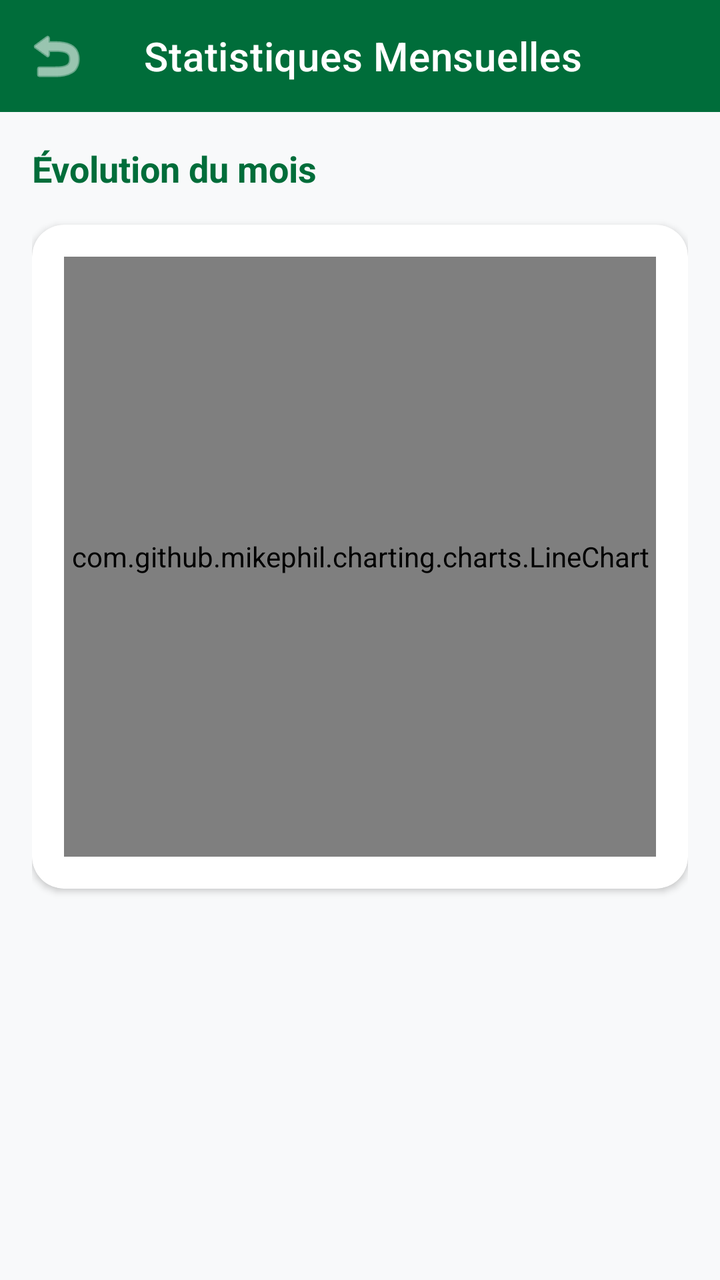
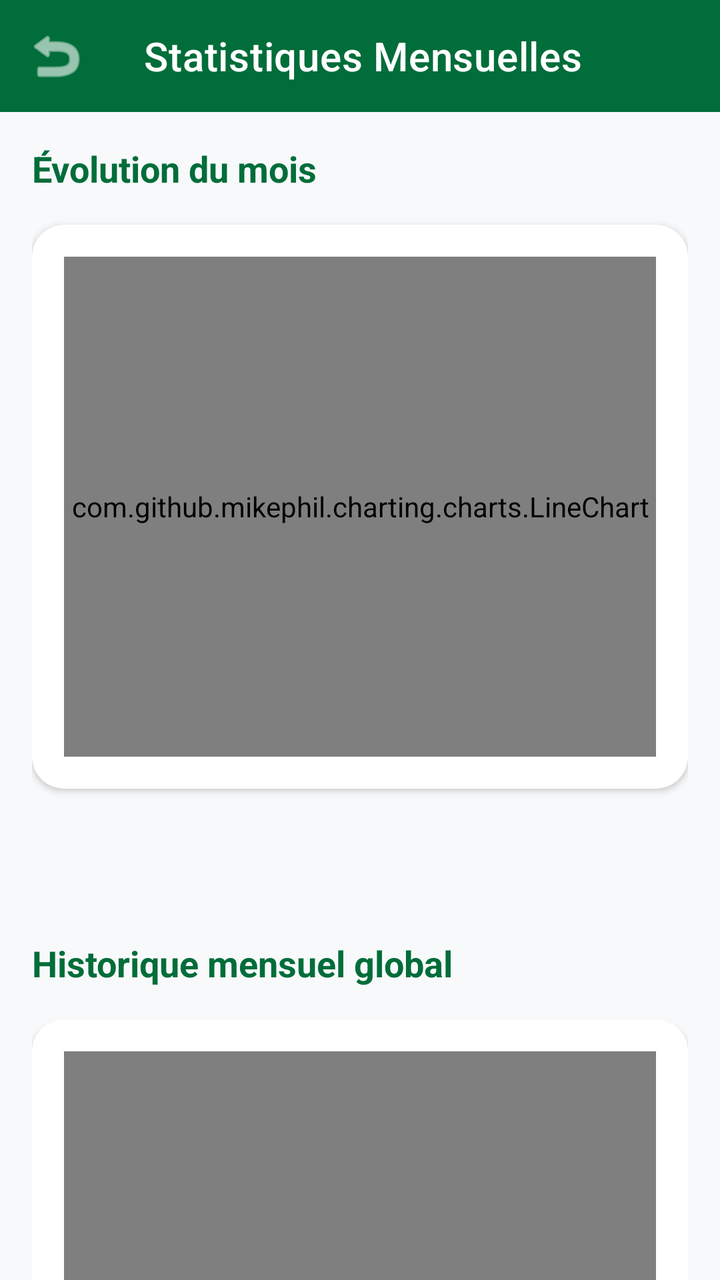

The first picture is an Android layout as it rendered before a commit; the second is the same layout after the commit. The layout source and the unified diff follow.
<!-- AndroidManifest.xml: application theme Theme.Poulailler_copilot -->
<!-- res/layout/activity_monthly_stats.xml -->
<?xml version="1.0" encoding="utf-8"?>
<LinearLayout xmlns:android="http://schemas.android.com/apk/res/android"
    xmlns:app="http://schemas.android.com/apk/res-auto"
    android:layout_width="match_parent"
    android:layout_height="match_parent"
    android:orientation="vertical"
    android:background="@color/background">

    <com.google.android.material.appbar.AppBarLayout
        android:layout_width="match_parent"
        android:layout_height="wrap_content"
        android:background="@color/primary">

        <com.google.android.material.appbar.MaterialToolbar
            android:id="@+id/toolbar"
            android:layout_width="match_parent"
            android:layout_height="?attr/actionBarSize"
            app:title="Statistiques Mensuelles"
            app:titleTextColor="@color/white"
            app:navigationIcon="@android:drawable/ic_menu_revert"
            app:navigationIconTint="@color/white" />
    </com.google.android.material.appbar.AppBarLayout>

    <androidx.core.widget.NestedScrollView
        android:layout_width="match_parent"
        android:layout_height="match_parent">

        <LinearLayout
            android:layout_width="match_parent"
            android:layout_height="wrap_content"
            android:orientation="vertical"
            android:padding="16dp">

            <TextView
                android:id="@+id/tvChartTitle"
                android:layout_width="wrap_content"
                android:layout_height="wrap_content"
                android:text="Évolution du mois"
                android:textColor="@color/primary"
                android:textSize="18sp"
                android:textStyle="bold" />

            <com.google.android.material.card.MaterialCardView
                android:layout_width="match_parent"
                android:layout_height="wrap_content"
                android:layout_marginTop="16dp"
                app:cardBackgroundColor="@color/surface"
                app:cardCornerRadius="16dp"
                app:cardElevation="2dp">

                <LinearLayout
                    android:layout_width="match_parent"
                    android:layout_height="wrap_content"
                    android:orientation="vertical"
                    android:padding="16dp">

                    <com.github.mikephil.charting.charts.LineChart
                        android:id="@+id/monthlyLineChart"
                        android:layout_width="match_parent"
                        android:layout_height="300dp" />

                    <com.github.mikephil.charting.charts.BarChart
                        android:id="@+id/monthlyBarChart"
                        android:layout_width="match_parent"
                        android:layout_height="300dp"
                        android:visibility="gone" />
                </LinearLayout>
            </com.google.android.material.card.MaterialCardView>

            <TextView
                android:id="@+id/tvStatsSummary"
                android:layout_width="match_parent"
                android:layout_height="wrap_content"
                android:layout_marginTop="24dp"
                android:textColor="@color/text_secondary"
                android:textSize="14sp"
                android:textStyle="bold" />

            <TextView
                android:id="@+id/tvTotalGeneral"
                android:layout_width="match_parent"
                android:layout_height="wrap_content"
                android:layout_marginTop="8dp"
                android:textColor="@color/text_primary"
                android:textSize="14sp"
                android:visibility="gone" />

            <TextView
                android:id="@+id/tvTotalAvailable"
                android:layout_width="match_parent"
                android:layout_height="wrap_content"
                android:layout_marginTop="8dp"
                android:textColor="@color/primary"
                android:textSize="14sp"
                android:textStyle="bold"
                android:visibility="gone" />

        </LinearLayout>
    </androidx.core.widget.NestedScrollView>
</LinearLayout>
<!-- resources referenced by this layout -->
<resources>
  <color name="background">@color/off_white</color>
  <color name="primary">#006D3A</color>
  <color name="surface">#FFFFFF</color>
  <color name="text_primary">#1C1B1F</color>
  <color name="text_secondary">#49454F</color>
  <color name="white">#FFFFFFFF</color>
  <style name="Theme.Poulailler_copilot" parent="Theme.MaterialComponents.DayNight.NoActionBar">
          
          <item name="colorPrimary">@color/primary</item>
          <item name="colorPrimaryVariant">@color/primary_variant</item>
          <item name="colorOnPrimary">@color/white</item>
  
          
          <item name="colorSecondary">@color/secondary</item>
          <item name="colorSecondaryVariant">@color/secondary_variant</item>
          <item name="colorOnSecondary">@color/white</item>
  
          
          <item name="android:windowBackground">@color/background</item>
          <item name="backgroundColor">@color/background</item>
  
          
          <item name="android:statusBarColor">?attr/colorPrimaryVariant</item>
  
          
          <item name="materialCardViewStyle">@style/Widget.App.CardView</item>
          <item name="shapeAppearanceLargeComponent">@style/ShapeAppearance.App.LargeComponent</item>
      </style>
  <color name="off_white">#F8F9FA</color>
  <color name="primary_variant">#004D22</color>
  <color name="secondary">#43A047</color>
  <color name="secondary_variant">#2E7D32</color>
  <style name="Widget.App.CardView" parent="Widget.MaterialComponents.CardView">
          <item name="cardElevation">2dp</item>
          <item name="cardCornerRadius">16dp</item>
          <item name="cardBackgroundColor">@color/surface</item>
          <item name="strokeWidth">0dp</item>
      </style>
  <style name="ShapeAppearance.App.LargeComponent" parent="ShapeAppearance.MaterialComponents.LargeComponent">
          <item name="cornerFamily">rounded</item>
          <item name="cornerSize">16dp</item>
      </style>
</resources>

<!-- the commit's change to res/layout/activity_monthly_stats.xml (unified diff, before → after) -->
@@ -23,7 +23,9 @@
 
     <androidx.core.widget.NestedScrollView
         android:layout_width="match_parent"
-        android:layout_height="match_parent">
+        android:layout_height="match_parent"
+        android:paddingBottom="48dp"
+        android:clipToPadding="false">
 
         <LinearLayout
             android:layout_width="match_parent"
@@ -31,6 +33,7 @@
             android:orientation="vertical"
             android:padding="16dp">
 
+            
             <TextView
                 android:id="@+id/tvChartTitle"
                 android:layout_width="wrap_content"
@@ -57,12 +60,12 @@
                     <com.github.mikephil.charting.charts.LineChart
                         android:id="@+id/monthlyLineChart"
                         android:layout_width="match_parent"
-                        android:layout_height="300dp" />
+                        android:layout_height="250dp" />
 
                     <com.github.mikephil.charting.charts.BarChart
                         android:id="@+id/monthlyBarChart"
                         android:layout_width="match_parent"
-                        android:layout_height="300dp"
+                        android:layout_height="250dp"
                         android:visibility="gone" />
                 </LinearLayout>
             </com.google.android.material.card.MaterialCardView>
@@ -95,6 +98,37 @@
                 android:textStyle="bold"
                 android:visibility="gone" />
 
+            
+            <TextView
+                android:layout_width="wrap_content"
+                android:layout_height="wrap_content"
+                android:layout_marginTop="32dp"
+                android:text="Historique mensuel global"
+                android:textColor="@color/primary"
+                android:textSize="18sp"
+                android:textStyle="bold" />
+
+            <com.google.android.material.card.MaterialCardView
+                android:layout_width="match_parent"
+                android:layout_height="wrap_content"
+                android:layout_marginTop="16dp"
+                app:cardBackgroundColor="@color/surface"
+                app:cardCornerRadius="16dp"
+                app:cardElevation="2dp">
+
+                <LinearLayout
+                    android:layout_width="match_parent"
+                    android:layout_height="wrap_content"
+                    android:orientation="vertical"
+                    android:padding="16dp">
+
+                    <com.github.mikephil.charting.charts.BarChart
+                        android:id="@+id/historicalMonthlyChart"
+                        android:layout_width="match_parent"
+                        android:layout_height="300dp" />
+                </LinearLayout>
+            </com.google.android.material.card.MaterialCardView>
+
         </LinearLayout>
     </androidx.core.widget.NestedScrollView>
 </LinearLayout>
<!-- resource entries referenced after the edit -->
@@ -19,7 +19,13 @@
   
           
           <item name="android:windowBackground">@color/background</item>
-          <item name="backgroundColor">@color/background</item>
+          <item name="colorSurface">@color/surface</item>
+          <item name="colorOnSurface">@color/text_primary</item>
+          <item name="colorOnSurfaceVariant">@color/text_secondary</item>
+  
+          
+          <item name="android:textColorPrimary">@color/text_primary</item>
+          <item name="android:textColorSecondary">@color/text_secondary</item>
   
           
           <item name="android:statusBarColor">?attr/colorPrimaryVariant</item>
@@ -27,6 +33,10 @@
           
           <item name="materialCardViewStyle">@style/Widget.App.CardView</item>
           <item name="shapeAppearanceLargeComponent">@style/ShapeAppearance.App.LargeComponent</item>
+  
+          
+          <item name="materialAlertDialogTheme">@style/ThemeOverlay.App.MaterialAlertDialog</item>
+          <item name="alertDialogTheme">@style/ThemeOverlay.App.MaterialAlertDialog</item>
       </style>
   <color name="off_white">#F8F9FA</color>
   <color name="primary_variant">#004D22</color>
@@ -42,5 +52,10 @@
           <item name="cornerFamily">rounded</item>
           <item name="cornerSize">16dp</item>
       </style>
+  <style name="ThemeOverlay.App.MaterialAlertDialog" parent="ThemeOverlay.MaterialComponents.MaterialAlertDialog">
+          <item name="colorSurface">@color/surface</item>
+          <item name="colorOnSurface">@color/text_primary</item>
+          <item name="android:textColorPrimary">@color/text_primary</item>
+      </style>
 </resources>
 
